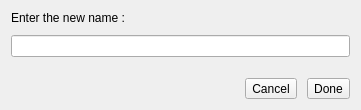
This is renamedialog.ui in s96Abrar/corefm as Qt 5 draws it before an edit. The edited form follows.
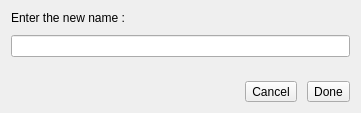
This is the edited form. Icons and pictures are not drawn.

The edit to the form file:
```diff
--- a/renamedialog.ui
+++ b/renamedialog.ui
@@ -7,7 +7,7 @@
     <x>0</x>
     <y>0</y>
     <width>361</width>
-    <height>110</height>
+    <height>113</height>
    </rect>
   </property>
   <property name="windowTitle">
```
Left out of the diff: 6 changed lines with no effect on the pictures.
